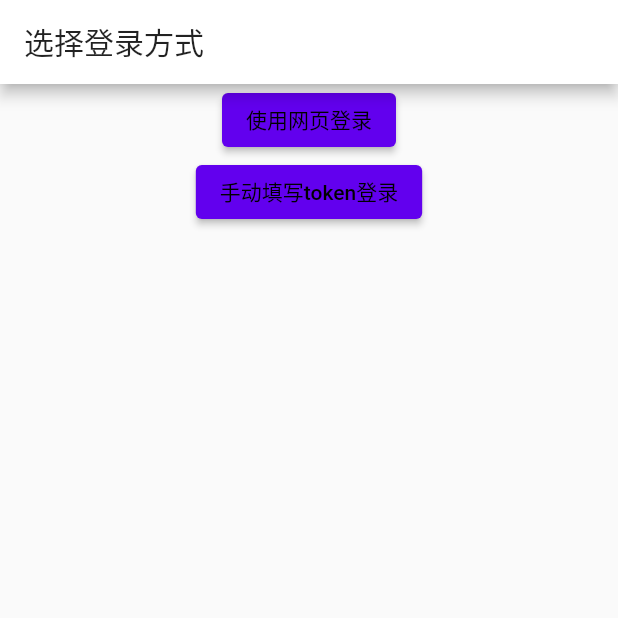
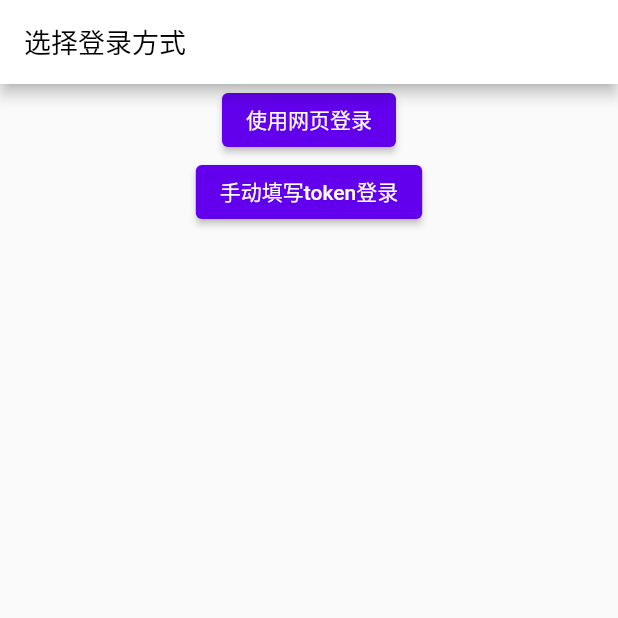
Before and after one commit to kerrinz/pixiv-artvier, a Flutter app: the screen it shows after launch, on a phone screen of 412 x 824 dp, the top half of it. Run offline on Flutter 3.47's test engine with Material 2 defaults, Android fonts, the phone set to English and light mode, and no system bars; our stand-ins replace cached_network_image, date_format, dio, extended_nested_scroll_view, fluttertoast, shared_preferences and 2 more; accounts and stored records are empty.

Commit message:
改进配色和部分列表的动画效果

```diff
--- a/lib/main.dart
+++ b/lib/main.dart
@@ -64,13 +64,16 @@ class MyApp extends StatelessWidget {
         theme: ThemeData(
           brightness: Brightness.light,
           primaryColorBrightness: Brightness.light, // 控件亮度，影响上层文字颜色
-          appBarTheme: AppBarTheme(
+          appBarTheme: AppBarTheme( // appbar专门特制
             backgroundColor: Colors.white,
+            titleTextStyle: TextStyle(color: Colors.black, fontSize: 18),
+            toolbarTextStyle: TextStyle(color: Colors.black),
+            foregroundColor: Colors.black,
           ),
           colorScheme: ColorScheme.light(
             secondary: Colors.deepOrangeAccent,
             secondaryVariant: Colors.deepOrange,
-            onPrimary: Colors.black, // appbar文字图标颜色等
+            onPrimary: Colors.white, // button文字图标颜色等
           ),
           accentColor: Colors.deepOrangeAccent,
         ),
@@ -81,11 +84,11 @@ class MyApp extends StatelessWidget {
             backgroundColor: Colors.grey.shade900,
           ),
           colorScheme: ColorScheme.dark(
-            secondary: Colors.orangeAccent.shade700,
-            secondaryVariant: Colors.deepOrange,
-            onPrimary: Colors.black,
+            secondary: Colors.lightGreenAccent,
+            secondaryVariant: Colors.lightGreen,
+            // onPrimary: Colors.black,
           ),
-          accentColor: Colors.orangeAccent.shade700,
+          accentColor: Colors.lightGreenAccent,
         ),
       ),
     );
@@ -136,6 +139,7 @@ class MainPagingWidgetState extends State<MainPagingWidget> {
           // BottomNavigationBarItem(icon: Icon(Icons.account_circle), label: "我的", tooltip: "搜索"),
           BottomNavigationBarItem(icon: Icon(Icons.person), label: "我的", tooltip: "我的"),
         ],
+        fixedColor: Theme.of(context).colorScheme.secondary,
         type: BottomNavigationBarType.fixed,
         currentIndex: _currentIndex,
         onTap: (int index) {
--- a/lib/pages/artworks/illusts_gird_page.dart
+++ b/lib/pages/artworks/illusts_gird_page.dart
@@ -50,6 +50,7 @@ class IllustGirdTabPageState extends State<IllustGirdTabPage> with AutomaticKeep
 
   @override
   Widget build(BuildContext context) {
+    super.build(context);
     return ChangeNotifierProvider(
       create: (context) => _provider,
       child: RefreshIndicator(
--- a/lib/pages/home_navigation_tab_pages/home_tabpage.dart
+++ b/lib/pages/home_navigation_tab_pages/home_tabpage.dart
@@ -34,6 +34,7 @@ class HomePageState extends State with AutomaticKeepAliveClientMixin {
 
   @override
   Widget build(BuildContext context) {
+    super.build(context);
     return ChangeNotifierProvider(
       create: (BuildContext context) => _listProvider,
       child: ExtendedNestedScrollView(
--- a/lib/pages/home_navigation_tab_pages/mine_tabpage.dart
+++ b/lib/pages/home_navigation_tab_pages/mine_tabpage.dart
@@ -23,6 +23,7 @@ class MineTabPageState extends State<MineTabPage> with AutomaticKeepAliveClientM
 
   @override
   Widget build(BuildContext context) {
+    super.build(context);
     return Scaffold(
       body: NestedScrollView(
         headerSliverBuilder: (BuildContext context, bool innerBoxIsScrolled) {
--- a/lib/pages/home_navigation_tab_pages/search_tabpage.dart
+++ b/lib/pages/home_navigation_tab_pages/search_tabpage.dart
@@ -20,6 +20,7 @@ class SearchTabPageState extends State<SearchTabPage>
 
   @override
   Widget build(BuildContext context) {
+    super.build(context);
     return ChangeNotifierProvider(
       create: (BuildContext context) => _provider,
       child: ExtendedNestedScrollView(
--- a/lib/widgets/illust_waterfall_gird_sliver.dart
+++ b/lib/widgets/illust_waterfall_gird_sliver.dart
@@ -17,7 +17,7 @@ class IllustWaterfallGirdSliver extends StatefulWidget {
   State<StatefulWidget> createState() => new IllustWaterfallGirdSliverState();
 }
 
-class IllustWaterfallGirdSliverState extends State<IllustWaterfallGirdSliver> with AutomaticKeepAliveClientMixin {
+class IllustWaterfallGirdSliverState extends State<IllustWaterfallGirdSliver> {
   bool isFastScroll = false; // 是否处于快速滚动时
 
   bool notificationFunction(Notification notification) {
@@ -106,8 +106,4 @@ class IllustWaterfallGirdSliverState extends State<IllustWaterfallGirdSliver> wi
       child: CircularProgressIndicator(strokeWidth: 1.0),
     );
   }
-
-  @override
-  // TODO: implement wantKeepAlive
-  bool get wantKeepAlive => true;
 }
```
Also changed, not shown: lib/pages/artworks/artworks_detail_page.dart (+17 -19 lines), lib/pages/home_navigation_tab_pages/new_artworks_tabpage.dart (+6 -1 lines), lib/pages/login/account_manage_page.dart (+9 -28 lines), lib/pages/user/user_detail_page.dart (+3 -6 lines).
